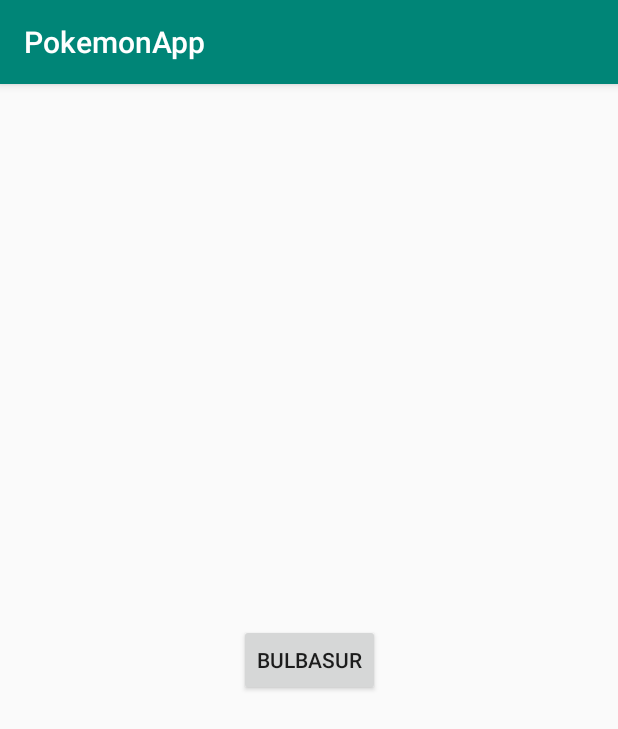
After one commit to arxeus99/pokemonAndroidApp, an Android app: the AnyadirActivity screen opened directly, with no data from a screen before it, on a phone screen of 412 x 824 dp. The commit adds this screen. Shown: the top 729 px of the screen. Run offline under Robolectric (Android 15) with nearby library versions, the phone set to English and light mode, and no system bars.

Commit message:
"Varios cambios añadidos xddd"

```diff
--- a/app/src/main/AndroidManifest.xml
+++ b/app/src/main/AndroidManifest.xml
@@ -9,6 +9,7 @@
         android:roundIcon="@mipmap/ic_launcher_round"
         android:supportsRtl="true"
         android:theme="@style/AppTheme">
+        <activity android:name=".AnyadirActivity"></activity>
         <activity android:name=".MainActivity">
             <intent-filter>
                 <action android:name="android.intent.action.MAIN" />
--- /dev/null
+++ b/app/src/main/java/com/valentelmadafaka/pokemonapp/AnyadirActivity.java
@@ -0,0 +1,39 @@
+package com.valentelmadafaka.pokemonapp;
+
+import androidx.appcompat.app.AppCompatActivity;
+
+import android.os.Bundle;
+import android.view.View;
+import android.widget.Toast;
+
+import com.valentelmadafaka.pokemonapp.dataBase.DBInterface;
+import com.valentelmadafaka.pokemonapp.model.Pokemon;
+import com.valentelmadafaka.pokemonapp.model.Tipo;
+import com.valentelmadafaka.pokemonapp.model.TipoDual;
+
+public class AnyadirActivity extends AppCompatActivity {
+
+    DBInterface db;
+    Tipo planta = new Tipo(10, "planta");
+    Tipo veneno = new Tipo(14, "veneno");
+    Pokemon bulbasur = new Pokemon(1, "Bulbasur", "Puede sobrevivir largo tiempo sin probar bocado. Guarda energia en el bublo de su espalda.",new TipoDual(planta,veneno));
+    @Override
+    protected void onCreate(Bundle savedInstanceState) {
+        super.onCreate(savedInstanceState);
+        setContentView(R.layout.activity_anyadir);
+    }
+
+    public void añadirVoid(View view) {
+        db = new DBInterface(this);
+        db.obre();
+        if (db.insereixContacte(bulbasur.getNombre(), bulbasur.getDescripcion(), bulbasur.getTipoDual(), bulbasur.getTipo()) != -1) {
+            Toast.makeText(this, "Afegit correctament",
+                    Toast.LENGTH_SHORT).show();
+        } else {
+            Toast.makeText(this, "Error a l’afegir",
+                    Toast.LENGTH_SHORT).show();
+        }
+        db.tanca();
+        finish();
+    }
+}
--- a/app/src/main/java/com/valentelmadafaka/pokemonapp/MainActivity.java
+++ b/app/src/main/java/com/valentelmadafaka/pokemonapp/MainActivity.java
@@ -2,6 +2,7 @@ package com.valentelmadafaka.pokemonapp;
 
 import androidx.appcompat.app.AppCompatActivity;
 
+import android.content.Intent;
 import android.os.Bundle;
 import android.view.View;
 import android.widget.Toast;
@@ -354,16 +355,6 @@ public class MainActivity extends AppCompatActivity {
     }
 
     public void añadirVoid(View view) {
-        db = new DBInterface(this);
-        db.obre();
-        if (db.insereixContacte(bulbasur.getNombre(), bulbasur.getDescripcion(), bulbasur.getTipoDual(), bulbasur.getTipo()) != -1) {
-            Toast.makeText(this, "Afegit correctament",
-                    Toast.LENGTH_SHORT).show();
-        } else {
-            Toast.makeText(this, "Error a l’afegir",
-                    Toast.LENGTH_SHORT).show();
-        }
-        db.tanca();
-        finish();
+        startActivity(new Intent(view.getContext(), AnyadirActivity.class));
     }
 }
--- a/app/src/main/java/com/valentelmadafaka/pokemonapp/dataBase/DBInterface.java
+++ b/app/src/main/java/com/valentelmadafaka/pokemonapp/dataBase/DBInterface.java
@@ -15,13 +15,13 @@ public class DBInterface  {
     public static final String CLAU_NOM = "nom";
     public static final String CLAU_DESCRIPCIO = "descripcion";
     public static final String CLAU_DUAL = "dual";
-    public static final String CLAU_TIPO = "tipo(s)";
+    public static final String CLAU_TIPO = "tipos";
     public static final String TAG = "DBInterface";
     public static final String BD_NOM = "PokemonApp";
     public static final String BD_TAULA = "pokemons";
     public static final int VERSIO = 1;
     public static final String BD_CREATE ="create table " + BD_TAULA + "( "
-            + CLAU_ID + " integer primary key autoincrement, " + CLAU_NOM +"text not null, " + CLAU_DESCRIPCIO + " text not null, "
+            + CLAU_ID + " integer primary key autoincrement, " + CLAU_NOM +" text not null, " + CLAU_DESCRIPCIO + " text not null, "
             + CLAU_DUAL + " text not null, "+CLAU_TIPO+" text not null);";
     private final Context context;
     private AjudaDB ajuda;
--- a/app/src/main/java/com/valentelmadafaka/pokemonapp/model/Pokemon.java
+++ b/app/src/main/java/com/valentelmadafaka/pokemonapp/model/Pokemon.java
@@ -16,6 +16,7 @@ public class Pokemon {
         this.id = id;
         this.nombre = nombre;
         this.descripcion = descripcion;
+        this.tipoDual = null;
         this.tipo = tipo;
     }
 
@@ -32,6 +33,7 @@ public class Pokemon {
         this.nombre = nombre;
         this.descripcion = descripcion;
         this.tipoDual = tipoDual;
+        this.tipo = null;
         this.img = img;
     }
 
--- a/app/src/main/java/com/valentelmadafaka/pokemonapp/model/TipoDual.java
+++ b/app/src/main/java/com/valentelmadafaka/pokemonapp/model/TipoDual.java
@@ -10,9 +10,7 @@ public class TipoDual {
         this.tipo2 = tipo2;
     }
 
-    public Tipo getTipo1() {
-        return tipo1;
-    }
+    public Tipo getTipo1() { return tipo1; }
 
     public void setTipo1(Tipo tipo1) {
         this.tipo1 = tipo1;
--- /dev/null
+++ b/app/src/main/res/layout/activity_anyadir.xml
@@ -0,0 +1,19 @@
+<?xml version="1.0" encoding="utf-8"?>
+<androidx.constraintlayout.widget.ConstraintLayout xmlns:android="http://schemas.android.com/apk/res/android"
+    xmlns:app="http://schemas.android.com/apk/res-auto"
+    xmlns:tools="http://schemas.android.com/tools"
+    android:layout_width="match_parent"
+    android:layout_height="match_parent"
+    tools:context=".AnyadirActivity">
+
+    <Button
+        android:id="@+id/button2"
+        android:layout_width="wrap_content"
+        android:layout_height="wrap_content"
+        android:text="bulbasur"
+        app:layout_constraintBottom_toBottomOf="parent"
+        app:layout_constraintEnd_toEndOf="parent"
+        app:layout_constraintStart_toStartOf="parent"
+        app:layout_constraintTop_toTopOf="parent"
+        android:onClick="añadirVoid"/>
+</androidx.constraintlayout.widget.ConstraintLayout>
```
